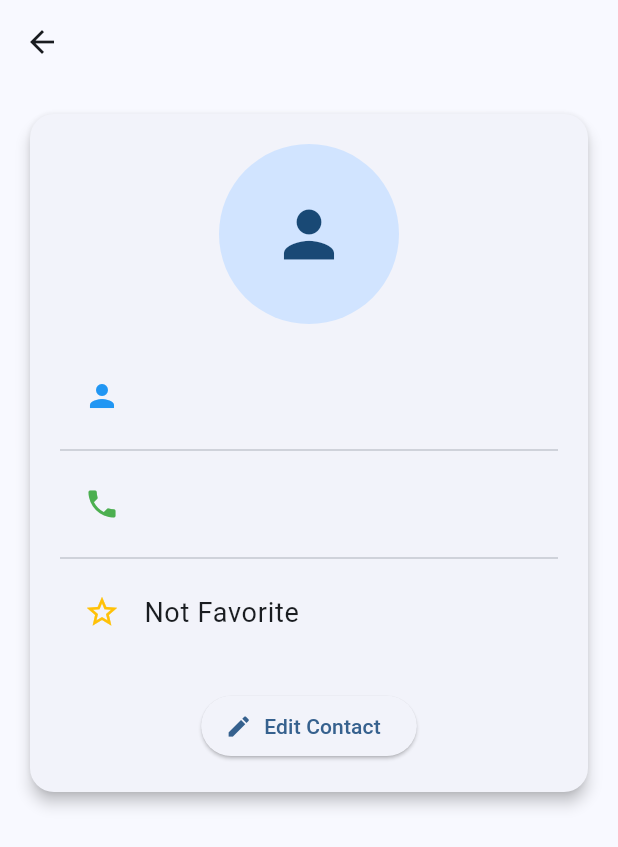
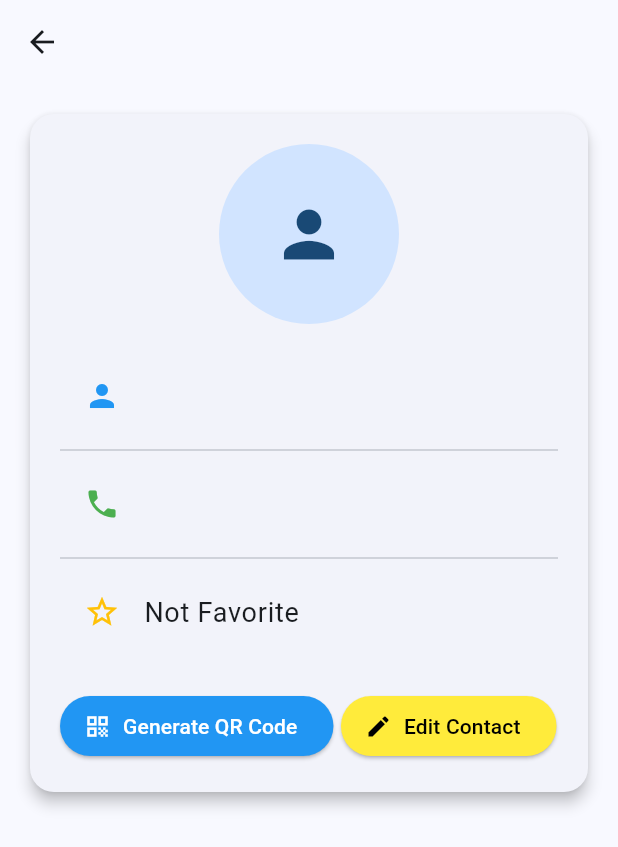
Before and after one commit to nada-lakes/first-flutter, a Flutter app: the ContactDetailPage screen opened directly with empty values, on a phone screen of 412 x 824 dp. Shown: the top 847 px of the screen. Run offline on Flutter 3.47's test engine with Material 3 defaults, Android fonts, the phone set to English and light mode, and no system bars; our stand-ins replace flutter_speed_dial, hive, hive_flutter, image_picker, qr_flutter; missing offline and left inert: qr_code_scanner_plus; accounts and stored records are empty.

Commit message:
feat : generate QR code and fix validation input phone number

```diff
--- a/lib/ui/contact_detail.dart
+++ b/lib/ui/contact_detail.dart
@@ -1,4 +1,5 @@
 import 'dart:convert';
+import 'package:first_flutter/ui/generate_qr_page.dart';
 import 'package:flutter/material.dart';
 import '../../models/contact.dart';
 import '../ui/contact_form.dart';
@@ -42,6 +43,20 @@ class _ContactDetailPageState extends State<ContactDetailPage> {
       });
 
     }
+  }
+
+  void _generateQr() {
+    final dataJson = jsonEncode({
+      'name': _contact.name,
+      'phone': _contact.phoneNumber.toString(),
+    });
+
+    Navigator.push(
+      context,
+      MaterialPageRoute(
+        builder: (_) => QRGeneratorPage(dataToEncode: dataJson),
+      ),
+    );
   }
 
   @override
@@ -99,12 +114,32 @@ class _ContactDetailPageState extends State<ContactDetailPage> {
                   ),
                 ),
                 const SizedBox(height: 24),
+                Row(
+                  children: [
+                    Center(
+                      child: ElevatedButton.icon(
+                        onPressed: _generateQr,
+                        icon: const Icon(Icons.qr_code),
+                        label: const Text("Generate QR Code"),
+                        style: ElevatedButton.styleFrom(
+                          backgroundColor: Colors.blue,
+                          foregroundColor: Colors.white,
+                        ),
+                      ),
+                    ),
+                    const SizedBox(width: 5),
                     Center(
                       child: ElevatedButton.icon(
                         onPressed: _editContact,
                         icon: const Icon(Icons.edit),
                         label: const Text('Edit Contact'),
+                        style: ElevatedButton.styleFrom(
+                          backgroundColor: Colors.yellow,
+                          foregroundColor: Colors.black,
                         ),
+                      ),
+                    ),
+                  ],
                 ),
               ],
             ),
--- a/lib/ui/contact_form.dart
+++ b/lib/ui/contact_form.dart
@@ -138,8 +138,10 @@ class _ContactFormState extends State<ContactForm> {
                 validator: (value) {
                   if (value == null || value.isEmpty) {
                     return 'Phone number is required';
-                  } else if (!RegExp(r'^\+?\d+$').hasMatch(value)) {
-                    return 'Only digits allowed (may start with +)';
+                  }
+                  final digitsOnly = value.replaceAll(RegExp(r'\D'), '');
+                  if (!digitsOnly.startsWith('628')) {
+                    return 'Phone number must start with 628';
                   }
                   return null;
                 },
--- a/pubspec.yaml
+++ b/pubspec.yaml
@@ -43,6 +43,7 @@ dependencies:
   path: ^1.8.3
   qr_code_scanner_plus: ^2.0.10+1
   excel: ^2.1.0
+  qr_flutter: ^4.1.0
 
 dev_dependencies:
   flutter_test:
```
Also changed, not shown: lib/ui/generate_qr_page.dart (added, +29 -0 lines), pubspec.lock. Lines whose indentation alone changed are shown as unchanged.
